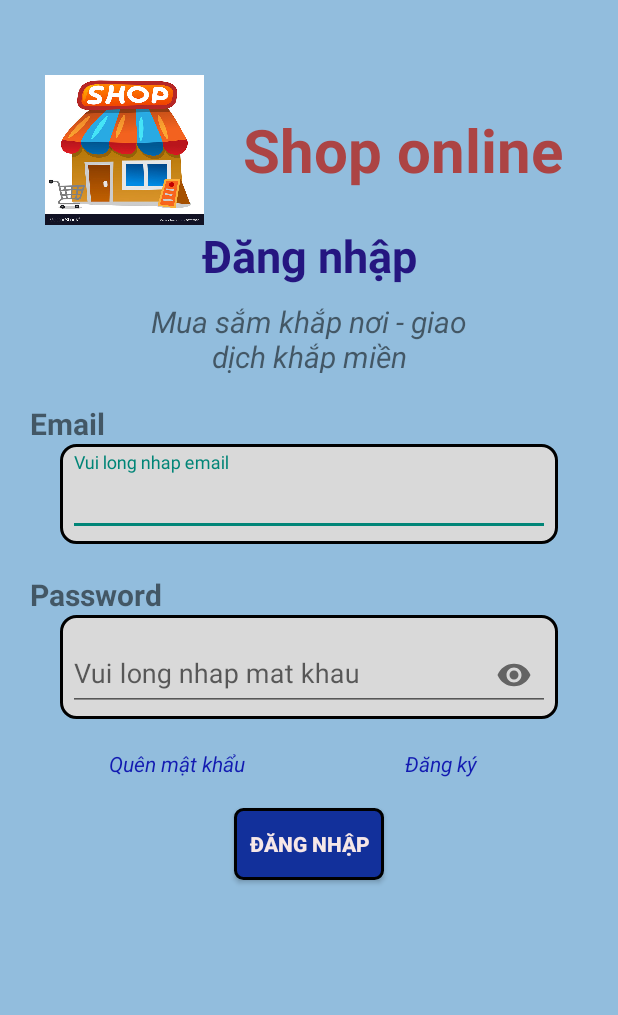
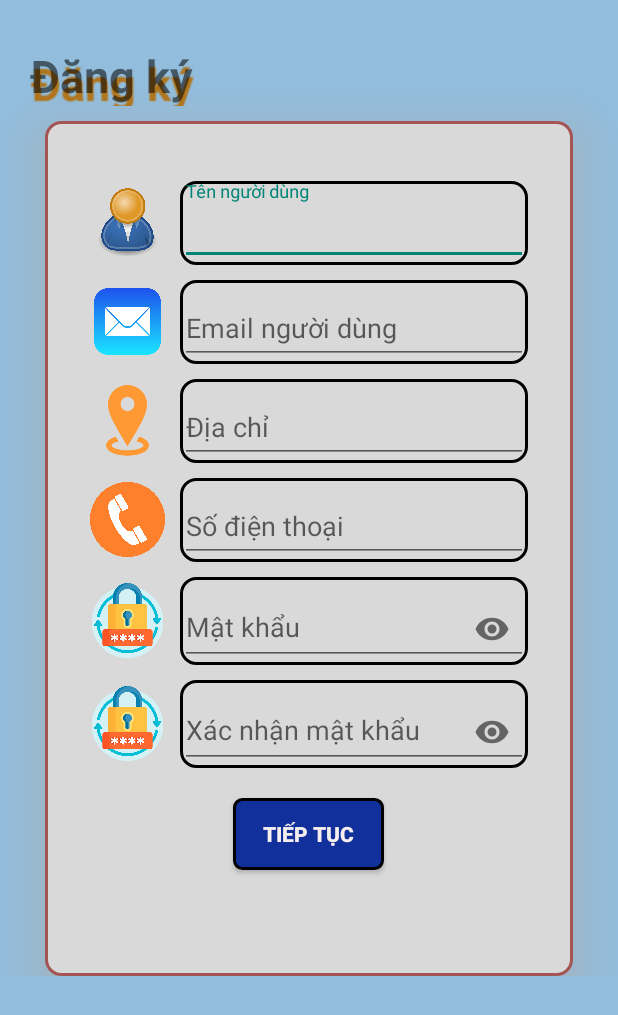
Before and after one commit to VuAnhTDC/Duan_dd2, an Android app: the screen_regeter screen opened directly, with no data from a screen before it, on a phone screen of 412 x 824 dp. Shown: the top 1015 px of the screen. Run offline under Robolectric (Android 15) with nearby library versions, the phone set to English and light mode, and no system bars.

Commit message:
đã sửa lỗi

```diff
--- a/app/src/main/AndroidManifest.xml
+++ b/app/src/main/AndroidManifest.xml
@@ -12,8 +12,10 @@
         android:supportsRtl="true"
         android:theme="@style/Theme.Duan"
         tools:targetApi="31">
+
         <activity
             android:name=".screen_regeter"
+            android:windowSoftInputMode="adjustResize"
             android:exported="true">
             <intent-filter>
                 <action android:name="android.intent.action.MAIN" />
--- a/app/src/main/java/com/example/duan/screen_regeter.java
+++ b/app/src/main/java/com/example/duan/screen_regeter.java
@@ -3,12 +3,13 @@ package com.example.duan;
 import androidx.appcompat.app.AppCompatActivity;
 
 import android.os.Bundle;
+import android.view.View;
 
 public class screen_regeter extends AppCompatActivity {
 
     @Override
     protected void onCreate(Bundle savedInstanceState) {
         super.onCreate(savedInstanceState);
-        setContentView(R.layout.layout_login);
+        setContentView(R.layout.layout_regeter);
     }
 }
--- a/app/src/main/res/layout/layout_regeter.xml
+++ b/app/src/main/res/layout/layout_regeter.xml
@@ -1,12 +1,22 @@
 <?xml version="1.0" encoding="utf-8"?>
 <LinearLayout xmlns:android="http://schemas.android.com/apk/res/android"
+    xmlns:app="http://schemas.android.com/apk/res-auto"
     android:layout_width="match_parent"
     android:layout_height="match_parent"
-    xmlns:app="http://schemas.android.com/apk/res-auto"
     android:background="#92BDDD"
     android:orientation="vertical"
     android:paddingTop="30dp">
 
+<androidx.core.widget.NestedScrollView
+    android:layout_width="match_parent"
+    android:layout_height="wrap_content"
+    android:scrollbars="none"
+    >
+    <LinearLayout
+        android:layout_width="match_parent"
+        android:layout_height="wrap_content"
+        android:orientation="vertical"
+        >
         <TextView
             android:layout_width="match_parent"
             android:layout_height="wrap_content"
@@ -21,64 +31,73 @@
 
         <LinearLayout
             android:layout_width="352dp"
-        android:layout_height="589dp"
+            android:layout_height="570dp"
             android:layout_gravity="center_horizontal"
             android:layout_marginTop="10dp"
             android:background="@drawable/bg_viewregeter"
             android:elevation="20dp"
             android:orientation="vertical"
             android:outlineSpotShadowColor="#FF7B12"
+            android:paddingHorizontal="30dp"
             android:paddingTop="30dp"
-        android:paddingHorizontal="30dp"
+
+            >
+
+            <LinearLayout
+                android:layout_width="match_parent"
+                android:layout_height="match_parent"
+                android:orientation="vertical"
                 >
                 <!--        input username-->
                 <LinearLayout
                     android:layout_width="match_parent"
                     android:layout_height="wrap_content"
+                    android:layout_marginTop="10dp"
+                    android:gravity="center_vertical"
                     android:orientation="horizontal"
-            android:gravity="center_vertical"
-            android:layout_marginTop="10dp"
                     >
 
                     <ImageView
                         android:layout_width="50dp"
                         android:layout_height="50dp"
-                android:src="@drawable/iconuser"
                         android:layout_marginRight="10dp"
-                />
+                        android:src="@drawable/iconuser" />
+
                     <com.google.android.material.textfield.TextInputLayout
                         android:layout_width="match_parent"
                         android:layout_height="wrap_content"
-                android:background="@drawable/bg_input"
-                >
+                        android:background="@drawable/bg_input">
+
                         <com.google.android.material.textfield.TextInputEditText
                             android:layout_width="match_parent"
                             android:layout_height="wrap_content"
                             android:hint="Tên người dùng"
+                            android:isScrollContainer="true"
                             />
                     </com.google.android.material.textfield.TextInputLayout>
 
                 </LinearLayout>
+
                 <!--        input email-->
                 <LinearLayout
                     android:layout_width="match_parent"
                     android:layout_height="wrap_content"
+                    android:layout_marginTop="10dp"
+                    android:gravity="center_vertical"
                     android:orientation="horizontal"
-            android:gravity="center_vertical"
-            android:layout_marginTop="10dp"
                     >
 
                     <ImageView
                         android:layout_width="50dp"
                         android:layout_height="50dp"
-                android:src="@drawable/iconemailo"
                         android:layout_marginRight="10dp"
-                />
+                        android:src="@drawable/iconemailo" />
+
                     <com.google.android.material.textfield.TextInputLayout
                         android:layout_width="match_parent"
                         android:layout_height="wrap_content"
-                android:background="@drawable/bg_input"
-                >
+                        android:background="@drawable/bg_input">
+
                         <com.google.android.material.textfield.TextInputEditText
                             android:layout_width="match_parent"
                             android:layout_height="wrap_content"
@@ -88,54 +107,57 @@
                     </com.google.android.material.textfield.TextInputLayout>
 
                 </LinearLayout>
+
                 <!--        input address-->
                 <LinearLayout
                     android:layout_width="match_parent"
                     android:layout_height="wrap_content"
+                    android:layout_marginTop="10dp"
+                    android:gravity="center_vertical"
                     android:orientation="horizontal"
-            android:gravity="center_vertical"
-            android:layout_marginTop="10dp"
                     >
 
                     <ImageView
                         android:layout_width="50dp"
                         android:layout_height="50dp"
-                android:src="@drawable/icondiachi"
                         android:layout_marginRight="10dp"
-                />
+                        android:src="@drawable/icondiachi" />
+
                     <com.google.android.material.textfield.TextInputLayout
                         android:layout_width="match_parent"
                         android:layout_height="wrap_content"
-                android:background="@drawable/bg_input"
-                >
+                        android:background="@drawable/bg_input">
+
                         <com.google.android.material.textfield.TextInputEditText
                             android:layout_width="match_parent"
                             android:layout_height="wrap_content"
-                    android:hint="Địa chỉ người dùng"
+                            android:hint="Địa chỉ"
+
                             />
                     </com.google.android.material.textfield.TextInputLayout>
 
                 </LinearLayout>
+
                 <!--        input number phone-->
                 <LinearLayout
                     android:layout_width="match_parent"
                     android:layout_height="wrap_content"
+                    android:layout_marginTop="10dp"
+                    android:gravity="center_vertical"
                     android:orientation="horizontal"
-            android:gravity="center_vertical"
-            android:layout_marginTop="10dp"
                     >
 
                     <ImageView
                         android:layout_width="50dp"
                         android:layout_height="50dp"
-                android:src="@drawable/icondienthoai"
                         android:layout_marginRight="10dp"
-                />
+                        android:src="@drawable/icondienthoai" />
+
                     <com.google.android.material.textfield.TextInputLayout
                         android:layout_width="match_parent"
                         android:layout_height="wrap_content"
-                android:background="@drawable/bg_input"
-                >
+                        android:background="@drawable/bg_input">
+
                         <com.google.android.material.textfield.TextInputEditText
                             android:layout_width="match_parent"
                             android:layout_height="wrap_content"
@@ -145,27 +167,30 @@
                     </com.google.android.material.textfield.TextInputLayout>
 
                 </LinearLayout>
+
                 <!--        input password-->
                 <LinearLayout
                     android:layout_width="match_parent"
                     android:layout_height="wrap_content"
+                    android:layout_marginTop="10dp"
+                    android:gravity="center_vertical"
                     android:orientation="horizontal"
-            android:gravity="center_vertical"
-            android:layout_marginTop="10dp"
                     >
 
                     <ImageView
                         android:layout_width="50dp"
                         android:layout_height="50dp"
+                        android:layout_marginRight="10dp"
                         android:src="@drawable/iconmatkhau"
-                android:layout_marginRight="10dp"
                         />
+
                     <com.google.android.material.textfield.TextInputLayout
                         android:layout_width="match_parent"
                         android:layout_height="wrap_content"
                         android:background="@drawable/bg_input"
                         app:passwordToggleEnabled="true"
                         >
+
                         <com.google.android.material.textfield.TextInputEditText
                             android:layout_width="match_parent"
                             android:layout_height="wrap_content"
@@ -175,27 +200,29 @@
                     </com.google.android.material.textfield.TextInputLayout>
 
                 </LinearLayout>
+
                 <!--        input confirm password-->
                 <LinearLayout
                     android:layout_width="match_parent"
                     android:layout_height="wrap_content"
+                    android:layout_marginTop="10dp"
+                    android:gravity="center_vertical"
                     android:orientation="horizontal"
-            android:gravity="center_vertical"
-            android:layout_marginTop="10dp"
                     >
 
                     <ImageView
                         android:layout_width="50dp"
                         android:layout_height="50dp"
-                android:src="@drawable/iconmatkhau"
                         android:layout_marginRight="10dp"
-                />
+                        android:src="@drawable/iconmatkhau" />
+
                     <com.google.android.material.textfield.TextInputLayout
                         android:layout_width="match_parent"
                         android:layout_height="wrap_content"
                         android:background="@drawable/bg_input"
                         app:passwordToggleEnabled="true"
                         >
+
                         <com.google.android.material.textfield.TextInputEditText
                             android:layout_width="match_parent"
                             android:layout_height="wrap_content"
@@ -210,14 +237,14 @@
                 <Button
                     android:layout_width="wrap_content"
                     android:layout_height="wrap_content"
+                    android:layout_gravity="center_horizontal"
+                    android:layout_marginTop="20dp"
+                    android:background="@drawable/bg_btnconfirm"
                     android:text="Tiếp tục"
-            android:layout_marginTop="20dp"
-            android:layout_gravity="center_horizontal"
-            android:background="@drawable/bg_btnconfirm"
-            android:textStyle="bold"
                     android:textColor="#F6EFEF"
-            />
-
+                    android:textStyle="bold" />
             </LinearLayout>
-
         </LinearLayout>
+    </LinearLayout>
+</androidx.core.widget.NestedScrollView>
+</LinearLayout>
--- a/settings.gradle.kts
+++ b/settings.gradle.kts
@@ -14,4 +14,4 @@ dependencyResolutionManagement {
 }
 
 rootProject.name = "Duan"
-include(":app")
+include(":app:screen_regeter")
```
Also changed, not shown: app/src/main/res/drawable/icondiachi.jpg, app/src/main/res/drawable/icondienthoai.jpg, app/src/main/res/drawable/iconmatkhau.jpg, app/src/main/res/drawable/iconuser.jpg. Lines whose indentation alone changed are shown as unchanged.
